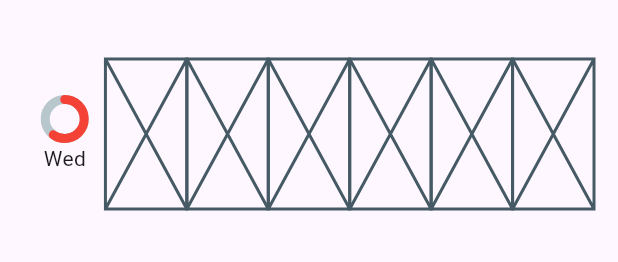
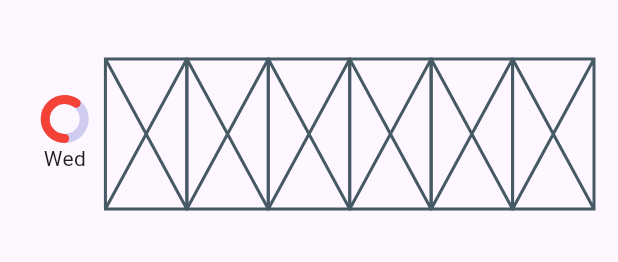
Before and after one commit to JAICHANGPARK/flutter_notebook_chapter_43, a Flutter app: the HabitJournalHomeScreen widget shown alone on an empty page, opened directly, on a phone screen of 412 x 824 dp. Shown: the part 136-398 px from the top of the screen. Run offline on Flutter 3.47's test engine with Material 3 defaults, Android fonts, the phone set to English and light mode, and no system bars; drawn by our look-alikes of percent_indicator; our stand-ins replace gap, hugeicons.

Commit message:
Update habit_journal_home_screen.dart

```diff
--- a/lib/ep2173_habit_journal_app/ui/home/habit_journal_home_screen.dart
+++ b/lib/ep2173_habit_journal_app/ui/home/habit_journal_home_screen.dart
@@ -61,7 +61,8 @@ class _HabitJournalHomeScreenState extends State<HabitJournalHomeScreen> {
                             lineWidth: 6,
                             percent: .6,
                             circularStrokeCap: CircularStrokeCap.round,
-
+                            backgroundColor: Color.fromRGBO(208, 204, 241, 1),
+                            startAngle: 180,
                           ),
                           Text(
                             "Wed",
```
